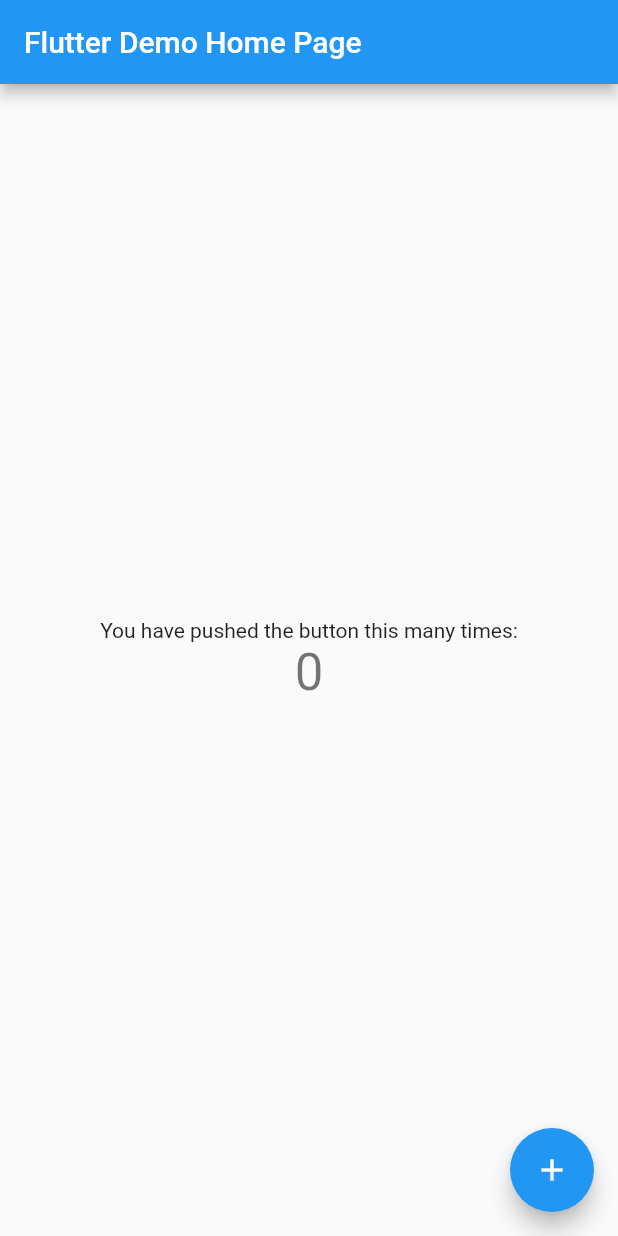
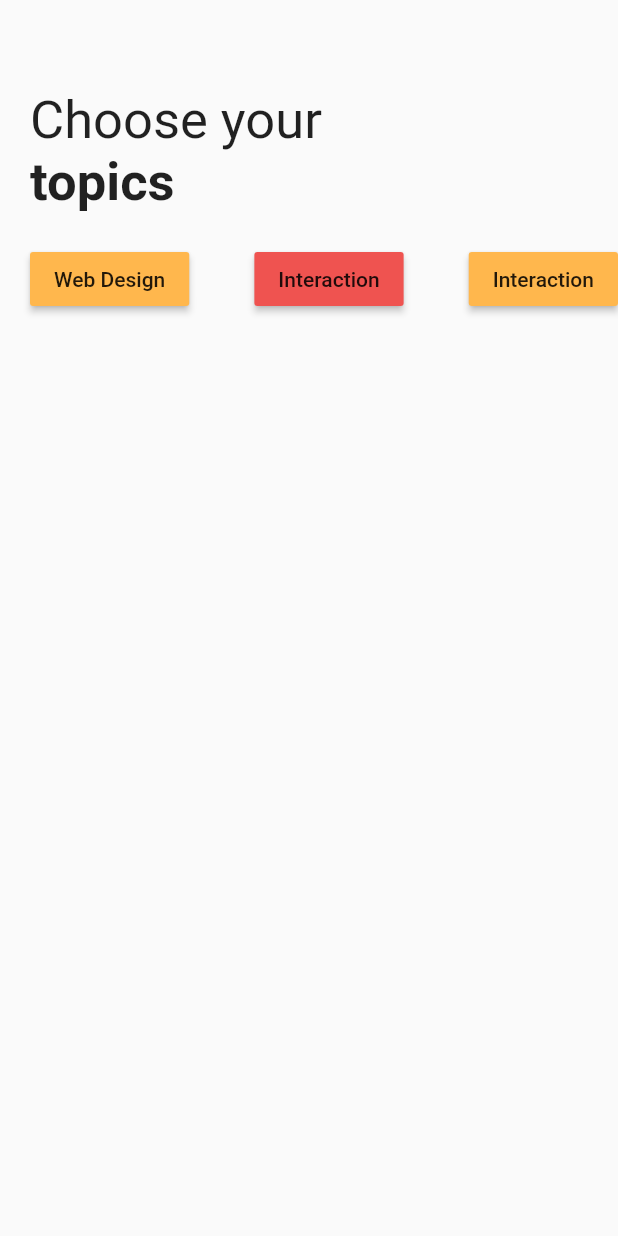
Before and after one commit to hamzawaleed0102/flutter_articles_layout, a Flutter app: the screen it shows after launch, on a phone screen of 412 x 824 dp. Run offline on Flutter 3.47's test engine with Material 2 defaults, Android fonts, the phone set to English and light mode, and no system bars.

Commit message:
ButtonsRow component created

```diff
--- /dev/null
+++ b/lib/buttonsRow.dart
@@ -0,0 +1,32 @@
+import 'package:flutter/material.dart';
+
+class ButtonsRow extends StatelessWidget {
+  @override
+  Widget build(BuildContext context) {
+    return Padding(
+        padding: EdgeInsets.only(left: 20),
+        child: Row(
+          mainAxisAlignment: MainAxisAlignment.spaceBetween,
+          children: <Widget>[
+            RaisedButton(
+              child: Text("Web Design"),
+              color: Colors.orange[300],
+              onPressed: () => {},
+              splashColor: Colors.orange,
+            ),
+            RaisedButton(
+              child: Text("Interaction"),
+              color: Colors.red[400],
+              onPressed: () => {},
+              splashColor: Colors.red,
+            ),
+            RaisedButton(
+              child: Text("Interaction"),
+              color: Colors.orange[300],
+              onPressed: () => {},
+              splashColor: Colors.orange,
+            ),
+          ],
+        ));
+  }
+}
--- /dev/null
+++ b/lib/home.dart
@@ -0,0 +1,28 @@
+import 'package:flutter/material.dart';
+import 'package:flutter_articles_layout/buttonsRow.dart';
+
+class Home extends StatelessWidget {
+  Widget build(BuildContext context) {
+    return Column(
+      crossAxisAlignment: CrossAxisAlignment.start,
+      children: <Widget>[
+        Padding(
+          padding:
+              const EdgeInsets.only(left: 20, top: 60, right: 20, bottom: 20),
+          child: Column(
+            crossAxisAlignment: CrossAxisAlignment.start,
+            children: <Widget>[
+              Text("Choose your",
+                  style: TextStyle(
+                    fontSize: 35,
+                  )),
+              Text("topics",
+                  style: TextStyle(fontSize: 35, fontWeight: FontWeight.bold))
+            ],
+          ),
+        ),
+        ButtonsRow()
+      ],
+    );
+  }
+}
--- a/lib/main.dart
+++ b/lib/main.dart
@@ -1,111 +1,25 @@
 import 'package:flutter/material.dart';
+import './home.dart';
 
-void main() => runApp(MyApp());
+void main() => runApp(ArticlesLayout());
 
-class MyApp extends StatelessWidget {
-  // This widget is the root of your application.
+class ArticlesLayout extends StatefulWidget {
+  @override
+  State<StatefulWidget> createState() {
+    return ArticlesLayoutState();
+  }
+}
+
+class ArticlesLayoutState extends State<ArticlesLayout> {
   @override
   Widget build(BuildContext context) {
     return MaterialApp(
-      title: 'Flutter Demo',
-      theme: ThemeData(
-        // This is the theme of your application.
-        //
-        // Try running your application with "flutter run". You'll see the
-        // application has a blue toolbar. Then, without quitting the app, try
-        // changing the primarySwatch below to Colors.green and then invoke
-        // "hot reload" (press "r" in the console where you ran "flutter run",
-        // or simply save your changes to "hot reload" in a Flutter IDE).
-        // Notice that the counter didn't reset back to zero; the application
-        // is not restarted.
-        primarySwatch: Colors.blue,
+      home: Scaffold(
+        // appBar: AppBar(
+        //   title: Text("Flutter Articles"),
+        // ),
+        body: Home(),
       ),
-      home: MyHomePage(title: 'Flutter Demo Home Page'),
     );
   }
 }
-
-class MyHomePage extends StatefulWidget {
-  MyHomePage({Key key, this.title}) : super(key: key);
-
-  // This widget is the home page of your application. It is stateful, meaning
-  // that it has a State object (defined below) that contains fields that affect
-  // how it looks.
-
-  // This class is the configuration for the state. It holds the values (in this
-  // case the title) provided by the parent (in this case the App widget) and
-  // used by the build method of the State. Fields in a Widget subclass are
-  // always marked "final".
-
-  final String title;
-
-  @override
-  _MyHomePageState createState() => _MyHomePageState();
-}
-
-class _MyHomePageState extends State<MyHomePage> {
-  int _counter = 0;
-
-  void _incrementCounter() {
-    setState(() {
-      // This call to setState tells the Flutter framework that something has
-      // changed in this State, which causes it to rerun the build method below
-      // so that the display can reflect the updated values. If we changed
-      // _counter without calling setState(), then the build method would not be
-      // called again, and so nothing would appear to happen.
-      _counter++;
-    });
-  }
-
-  @override
-  Widget build(BuildContext context) {
-    // This method is rerun every time setState is called, for instance as done
-    // by the _incrementCounter method above.
-    //
-    // The Flutter framework has been optimized to make rerunning build methods
-    // fast, so that you can just rebuild anything that needs updating rather
-    // than having to individually change instances of widgets.
-    return Scaffold(
-      appBar: AppBar(
-        // Here we take the value from the MyHomePage object that was created by
-        // the App.build method, and use it to set our appbar title.
-        title: Text(widget.title),
-      ),
-      body: Center(
-        // Center is a layout widget. It takes a single child and positions it
-        // in the middle of the parent.
-        child: Column(
-          // Column is also layout widget. It takes a list of children and
-          // arranges them vertically. By default, it sizes itself to fit its
-          // children horizontally, and tries to be as tall as its parent.
-          //
-          // Invoke "debug painting" (press "p" in the console, choose the
-          // "Toggle Debug Paint" action from the Flutter Inspector in Android
-          // Studio, or the "Toggle Debug Paint" command in Visual Studio Code)
-          // to see the wireframe for each widget.
-          //
-          // Column has various properties to control how it sizes itself and
-          // how it positions its children. Here we use mainAxisAlignment to
-          // center the children vertically; the main axis here is the vertical
-          // axis because Columns are vertical (the cross axis would be
-          // horizontal).
-          mainAxisAlignment: MainAxisAlignment.center,
-          children: <Widget>[
-            Text(
-              'You have pushed the button this many times:',
-            ),
-            Text(
-              '$_counter',
-              style: Theme.of(context).textTheme.display1,
-            ),
-          ],
-        ),
-      ),
-      floatingActionButton: FloatingActionButton(
-        onPressed: _incrementCounter,
-        tooltip: 'Increment',
-        child: Icon(Icons.add),
-      ), // This trailing comma makes auto-formatting nicer for build methods.
-    );
-  }
-}
```
